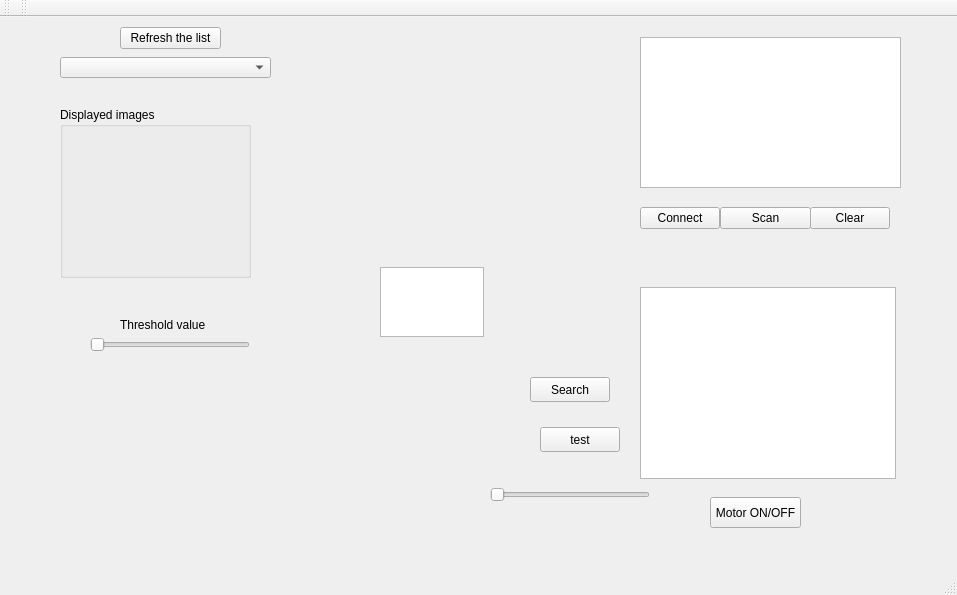
First picture: the form in Application/mainwindow.ui, repository wiici/Apple-Grading-System, before the edit.
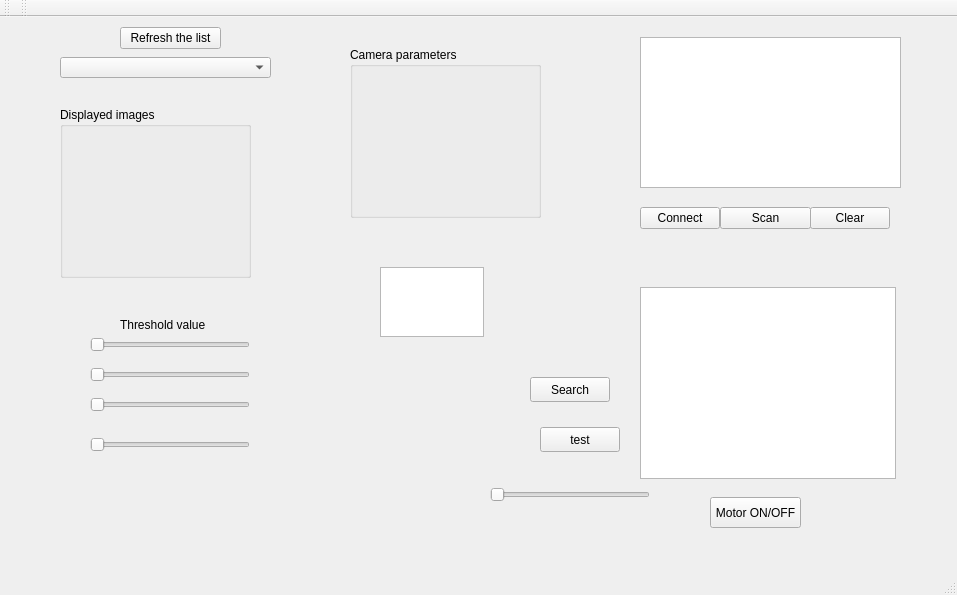
Second picture: the form after the edit.

Commit message: set camera parameters add box for camera parameters

What changed in the file:
```diff
--- a/Application/mainwindow.ui
+++ b/Application/mainwindow.ui
@@ -273,6 +273,61 @@
      <enum>Qt::Horizontal</enum>
     </property>
    </widget>
+   <widget class="QSlider" name="saturationValue_Slider">
+    <property name="geometry">
+     <rect>
+      <x>90</x>
+      <y>350</y>
+      <width>160</width>
+      <height>16</height>
+     </rect>
+    </property>
+    <property name="orientation">
+     <enum>Qt::Horizontal</enum>
+    </property>
+   </widget>
+   <widget class="QSlider" name="brightnessValue_Slider">
+    <property name="geometry">
+     <rect>
+      <x>90</x>
+      <y>380</y>
+      <width>160</width>
+      <height>16</height>
+     </rect>
+    </property>
+    <property name="orientation">
+     <enum>Qt::Horizontal</enum>
+    </property>
+   </widget>
+   <widget class="QSlider" name="contrastValue_Slider">
+    <property name="geometry">
+     <rect>
+      <x>90</x>
+      <y>420</y>
+      <width>160</width>
+      <height>16</height>
+     </rect>
+    </property>
+    <property name="orientation">
+     <enum>Qt::Horizontal</enum>
+    </property>
+   </widget>
+   <widget class="QGroupBox" name="CameraParameters_groupBox">
+    <property name="geometry">
+     <rect>
+      <x>350</x>
+      <y>30</y>
+      <width>191</width>
+      <height>171</height>
+     </rect>
+    </property>
+    <property name="title">
+     <string>Camera parameters</string>
+    </property>
+    <property name="alignment">
+     <set>Qt::AlignLeading|Qt::AlignLeft|Qt::AlignTop</set>
+    </property>
+   </widget>
   </widget>
   <widget class="QMenuBar" name="menuBar">
    <property name="geometry">
```
Left out of the diff: 2 changed lines with no effect on the pictures. The commit also changes 7 other files.
